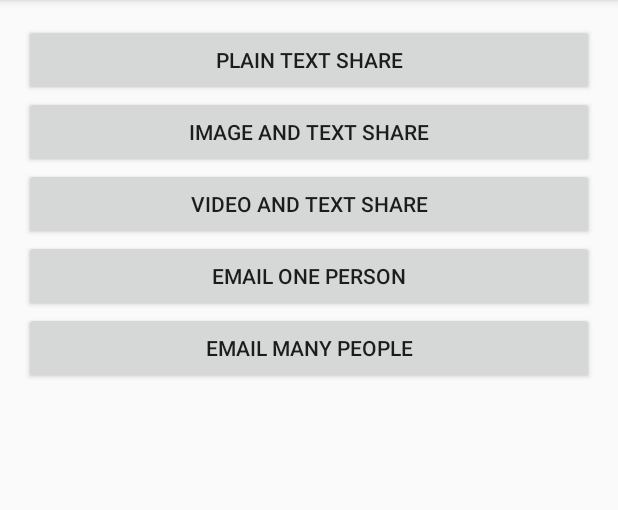
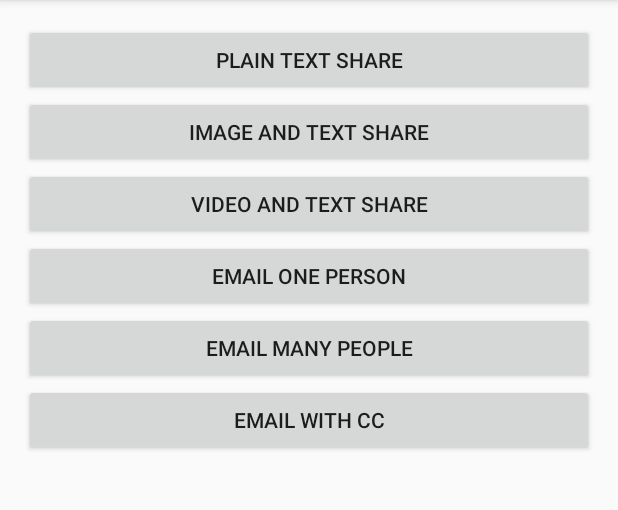
Before and after one commit to jtribe/shelly, an Android app: the screen it shows after launch (MainActivity), after a tap on "EMAIL MANY PEOPLE", on a phone screen of 412 x 824 dp, the part 84-594 px from its top. Run offline under Robolectric (Android 15) with nearby library versions, the phone set to English and light mode, and no system bars.

Commit message:
Add ability to add cc addresses to an email.

```diff
--- a/sample/src/main/res/layout/activity_main.xml
+++ b/sample/src/main/res/layout/activity_main.xml
@@ -38,4 +38,11 @@
         android:layout_width="match_parent"
         android:layout_height="wrap_content"
         android:text="Email Many People" />
+
+    <Button
+        android:id="@+id/email_with_cc_button"
+        android:layout_width="match_parent"
+        android:layout_height="wrap_content"
+        android:text="Email With CC" />
+
 </LinearLayout>
--- a/shelly/src/main/java/au/com/jtribe/shelly/Email.java
+++ b/shelly/src/main/java/au/com/jtribe/shelly/Email.java
@@ -34,18 +34,27 @@ public final class Email {
     private final Context context;
 
     private final List<String> toList;
+    private final List<String> ccList;
     private String subject;
     private String body;
 
     Email(Context context) {
         this.context = context;
         this.toList = new ArrayList<>(4);   // arbitrary assume people won't be sending toList more than 4 people in most cases.
+        this.ccList = new ArrayList<>();    // In most cases these will probably be empty anyway
     }
 
     public Email to(String... to) {
         if (to == null) throw new IllegalArgumentException("to == null");
 
         this.toList.addAll(Arrays.asList(to));
+        return this;
+    }
+
+    public Email cc(String... cc) {
+        if (cc == null) throw new IllegalArgumentException("cc == null");
+
+        this.ccList.addAll(Arrays.asList(cc));
         return this;
     }
 
@@ -72,6 +81,11 @@ public final class Email {
             emailIntent.putExtra(Intent.EXTRA_EMAIL, this.toList.toArray(toArray));
         }
 
+        if (!this.ccList.isEmpty()) {
+            String[] ccArray = new String[this.ccList.size()];
+            emailIntent.putExtra(Intent.EXTRA_CC, this.ccList.toArray(ccArray));
+        }
+
         emailIntent.putExtra(Intent.EXTRA_SUBJECT, this.subject);
         emailIntent.putExtra(Intent.EXTRA_TEXT, this.body);
 
```
Also changed, not shown: sample/src/main/java/au/com/jtribe/shelly/sample/MainActivity.java (+13 -0 lines), 1 other file.
